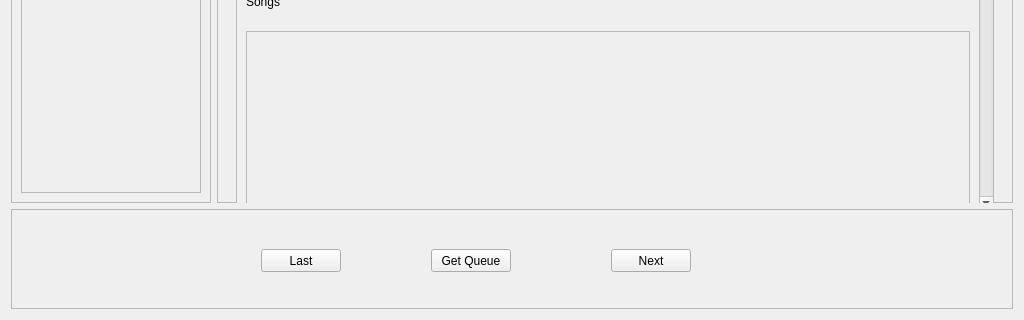
Old version of the form client/main.ui in the repository Nmstr/Auralium; both pictures show x 0 to 1024 and y 480 to 800 of the 1024 by 800 pixel window.
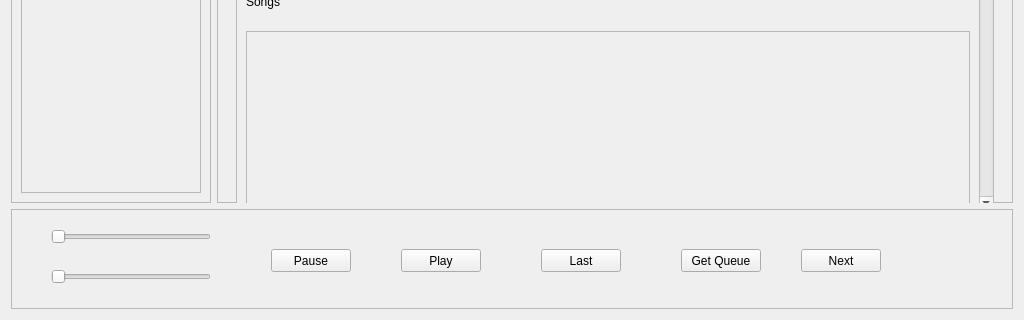
New version of the form. The open tabs and pages were chosen to show the change.

Commit message: added actual music playback

```diff
--- a/client/main.ui
+++ b/client/main.ui
@@ -49,7 +49,7 @@
      <widget class="QPushButton" name="musicControlsNext">
       <property name="geometry">
        <rect>
-        <x>600</x>
+        <x>790</x>
         <y>40</y>
         <width>80</width>
         <height>23</height>
@@ -62,7 +62,7 @@
      <widget class="QPushButton" name="musicControlsLast">
       <property name="geometry">
        <rect>
-        <x>250</x>
+        <x>530</x>
         <y>40</y>
         <width>80</width>
         <height>23</height>
@@ -75,7 +75,7 @@
      <widget class="QPushButton" name="musicControlsGetQueue">
       <property name="geometry">
        <rect>
-        <x>420</x>
+        <x>670</x>
         <y>40</y>
         <width>80</width>
         <height>23</height>
@@ -85,6 +85,72 @@
        <string>Get Queue</string>
       </property>
      </widget>
+     <widget class="QPushButton" name="musicControlsPlay">
+      <property name="geometry">
+       <rect>
+        <x>390</x>
+        <y>40</y>
+        <width>80</width>
+        <height>23</height>
+       </rect>
+      </property>
+      <property name="text">
+       <string>Play</string>
+      </property>
+     </widget>
+     <widget class="QPushButton" name="musicControlsPause">
+      <property name="geometry">
+       <rect>
+        <x>260</x>
+        <y>40</y>
+        <width>80</width>
+        <height>23</height>
+       </rect>
+      </property>
+      <property name="text">
+       <string>Pause</string>
+      </property>
+     </widget>
+     <widget class="QSlider" name="musicControlsVolume">
+      <property name="geometry">
+       <rect>
+        <x>40</x>
+        <y>20</y>
+        <width>160</width>
+        <height>16</height>
+       </rect>
+      </property>
+      <property name="maximum">
+       <number>100</number>
+      </property>
+      <property name="orientation">
+       <enum>Qt::Horizontal</enum>
+      </property>
+     </widget>
+     <widget class="QSlider" name="musicControlsTime">
+      <property name="geometry">
+       <rect>
+        <x>40</x>
+        <y>60</y>
+        <width>160</width>
+        <height>16</height>
+       </rect>
+      </property>
+      <property name="styleSheet">
+       <string notr="true">slider.setStyleSheet(&quot;QSlider::groove:horizontal { background: #ddd; height: 8px; }&quot;
+                    &quot;QSlider::handle:horizontal { background: #1db954; width: 12px; }&quot;)
+</string>
+      </property>
+      <property name="singleStep">
+       <number>0</number>
+      </property>
+      <property name="pageStep">
+       <number>1</number>
+      </property>
+      <property name="orientation">
+       <enum>Qt::Horizontal</enum>
+      </property>
+     </widget>
     </widget>
    </item>
    <item row="0" column="0">
```
Left out of the diff: 6 changed lines with no effect on the pictures. The commit also changes 4 other files.
